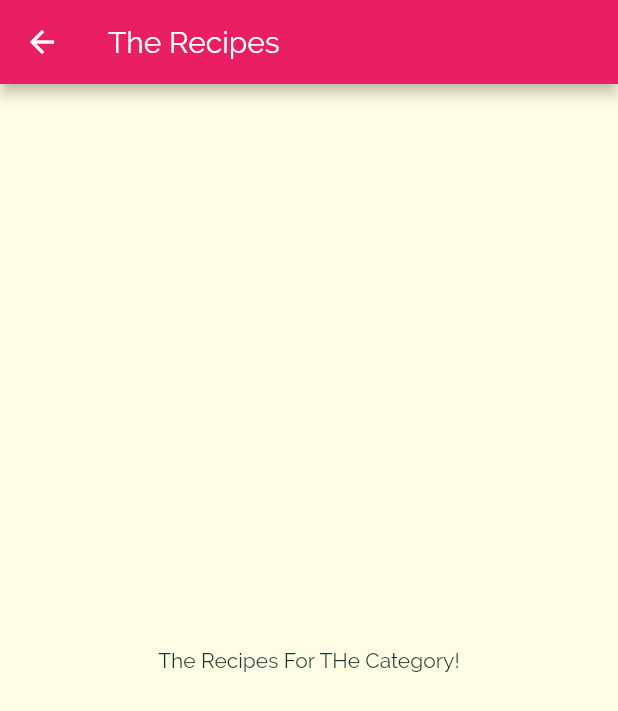
After one commit to magictical/flutter_section3_meals_app, a Flutter app: the screen it shows after launch, after a tap on "Italian", on a phone screen of 412 x 824 dp. The commit adds this screen. Shown: the top 711 px of the screen. Run offline on Flutter 3.47's test engine with Material 2 defaults, Android fonts, the phone set to English and light mode, and no system bars.

Commit message:
create MaterialPageRoute for CategoryMealScreen

```diff
--- a/lib/category_item.dart
+++ b/lib/category_item.dart
@@ -1,4 +1,5 @@
 import 'package:flutter/material.dart';
+import 'package:section3_mealapp/category_meals_screen.dart';
 
 class CategoryItem extends StatelessWidget {
   final String title;
@@ -6,9 +7,26 @@ class CategoryItem extends StatelessWidget {
 
   CategoryItem(this.title, this.color);
 
+  void selectCategory(BuildContext ctx) {
+    Navigator.of(ctx).push(
+      MaterialPageRoute(
+        builder: (_) {
+          return CategoryMealsScreen();
+        },
+      ),
+    );
+  }
+
   @override
   Widget build(BuildContext context) {
-    return Container(
+    return InkWell(
+      onTap: () {
+        selectCategory(context);
+      },
+      splashColor: Theme.of(context).primaryColor,
+      // must be match with it child's borderRadius
+      borderRadius: BorderRadius.circular(15),
+      child: Container(
         // with const keyword padding will not be re created when buil() runs
         // and it allow to increase the performance the app
         padding: const EdgeInsets.all(15),
@@ -24,6 +42,7 @@ class CategoryItem extends StatelessWidget {
           ),
           borderRadius: BorderRadius.circular(15),
         ),
+      ),
     );
   }
 }
--- /dev/null
+++ b/lib/category_meals_screen.dart
@@ -0,0 +1,15 @@
+import 'package:flutter/material.dart';
+
+class CategoryMealsScreen extends StatelessWidget {
+  @override
+  Widget build(BuildContext context) {
+    return Scaffold(
+      appBar: AppBar(
+        title: Text('The Recipes'),
+      ),
+      body: Center(
+        child: Text('The Recipes For THe Category!'),
+      ),
+    );
+  }
+}
```
Lines whose indentation alone changed are shown as unchanged.
